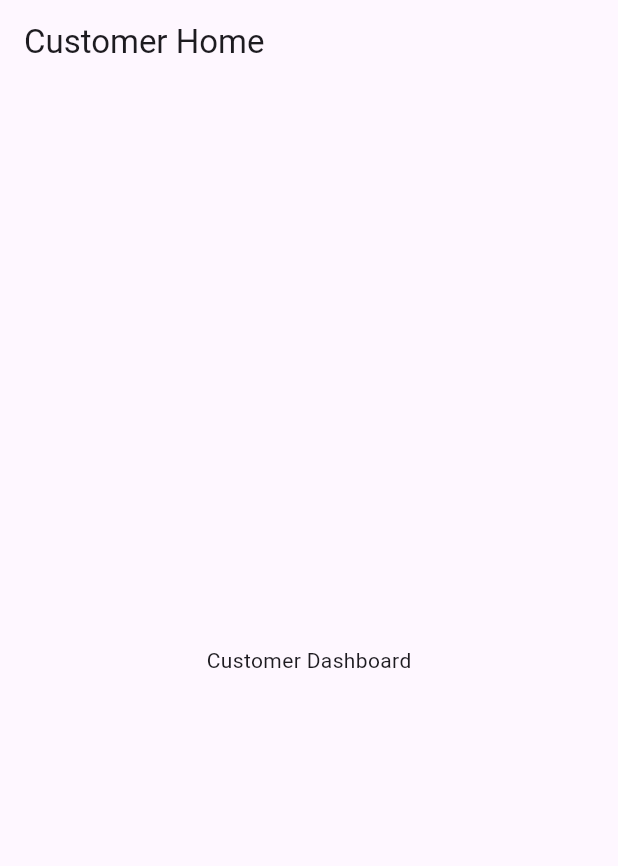
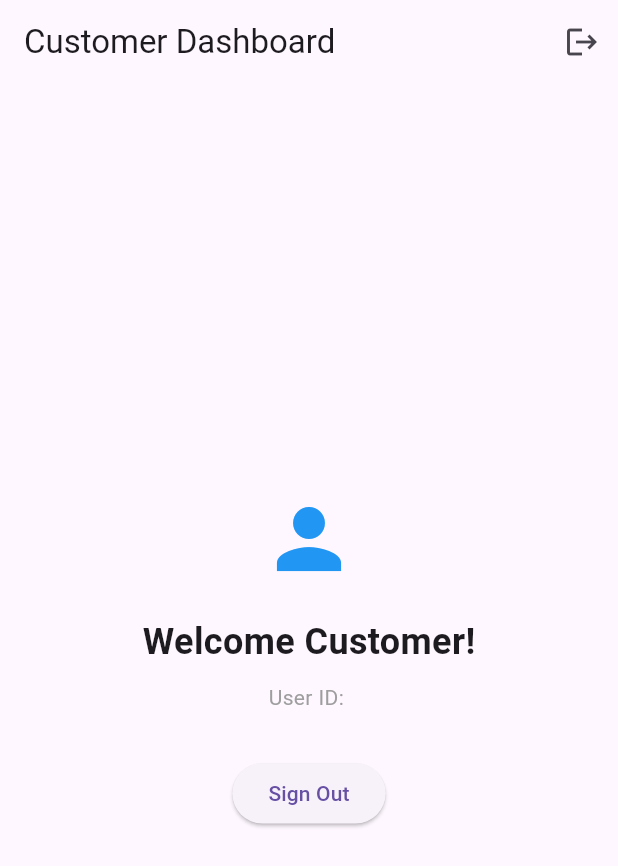
Before and after one commit to Chawezi-Nzima/dinetrack, a Flutter app: the CustomerHomeScreen screen opened directly, on a phone screen of 412 x 824 dp. Shown: the top 866 px of the screen. Run offline on Flutter 3.47's test engine with Material 3 defaults, Android fonts, the phone set to English and light mode, and no system bars; our stand-ins replace supabase_flutter; accounts and stored records are empty.

Commit message:
changing from Firebase to Supabase

```diff
--- a/lib/flavors/customer/screens/home_customer.dart
+++ b/lib/flavors/customer/screens/home_customer.dart
@@ -1,11 +1,46 @@
 import 'package:flutter/material.dart';
+import 'package:supabase_flutter/supabase_flutter.dart';
+
+import '../../../../core/services/supabase_service.dart';
 
 class CustomerHomeScreen extends StatelessWidget {
+  const CustomerHomeScreen({super.key});
+
   @override
   Widget build(BuildContext context) {
     return Scaffold(
-      appBar: AppBar(title: const Text("Customer Home")),
-      body: const Center(child: Text("Customer Dashboard")),
+      appBar: AppBar(
+        title: const Text('Customer Dashboard'),
+        actions: [
+          IconButton(
+            icon: const Icon(Icons.logout),
+            onPressed: () => SupabaseService().signOut(),
+          ),
+        ],
+      ),
+      body: Center(
+        child: Column(
+          mainAxisAlignment: MainAxisAlignment.center,
+          children: [
+            const Icon(Icons.person, size: 64, color: Colors.blue),
+            const SizedBox(height: 20),
+            const Text(
+              'Welcome Customer!',
+              style: TextStyle(fontSize: 24, fontWeight: FontWeight.bold),
+            ),
+            const SizedBox(height: 10),
+            Text(
+              'User ID: ${SupabaseService().currentUserId}',
+              style: const TextStyle(color: Colors.grey),
+            ),
+            const SizedBox(height: 30),
+            ElevatedButton(
+              onPressed: () => SupabaseService().signOut(),
+              child: const Text('Sign Out'),
+            ),
+          ],
+        ),
+      ),
     );
   }
 }
--- a/pubspec.yaml
+++ b/pubspec.yaml
@@ -36,7 +36,7 @@ dependencies:
   supabase_flutter: ^2.0.0
   go_router: ^12.0.0
   provider: ^6.1.1
-  qr_code_scanner: ^1.0.1
+  #qr_code_scanner: ^1.0.1
   http: ^1.1.0
   image_picker: ^1.0.4
   url_launcher: ^6.2.0
```
Also changed, not shown: lib/flavors/kitchen/screens/home_kitchen.dart (+34 -2 lines), lib/flavors/operator/screens/home_operator.dart (+34 -2 lines), lib/flavors/supervisor/screens/home_supervisor.dart (+34 -2 lines), pubspec.lock, 1 other file.
